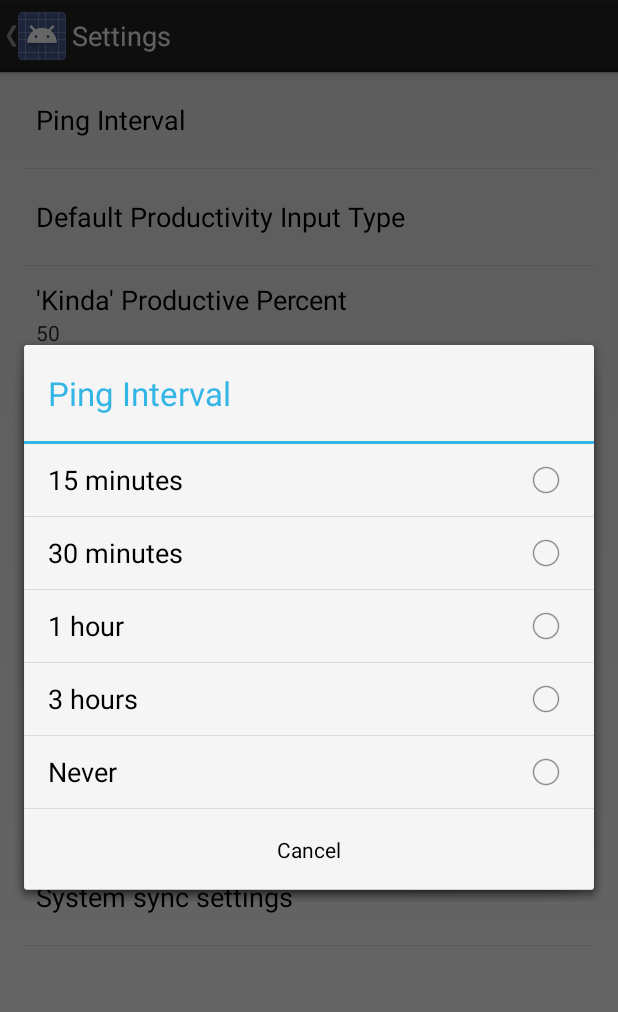
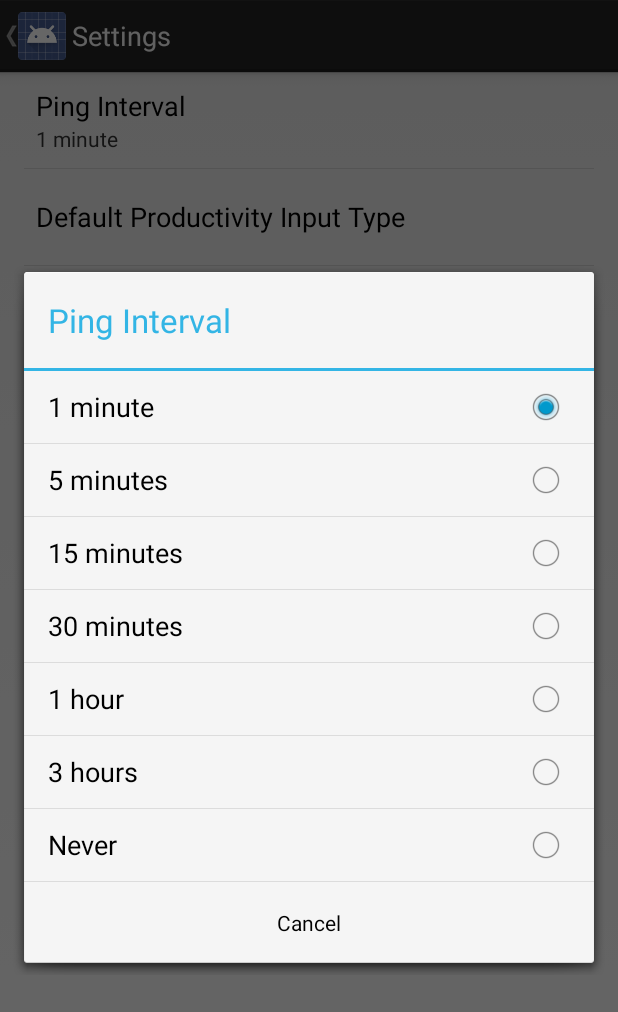
Before and after one commit to psybuzz/Where-Did-the-Time-Go, an Android app: the SettingsActivity screen opened directly, with no data from a screen before it, after a tap on "Ping Interval", on a phone screen of 412 x 824 dp. Shown: the top 1012 px of the screen. Run offline under Robolectric (Android 15) with nearby library versions, the phone set to English and light mode, and no system bars.

Commit message:
Wire up ping interval setting, fix clear data on new session bug

```diff
--- a/app/src/main/java/wdttg/wheredidthetimego/SliderActivity.java
+++ b/app/src/main/java/wdttg/wheredidthetimego/SliderActivity.java
@@ -7,6 +7,7 @@ import android.preference.PreferenceManager;
 import android.support.v4.app.Fragment;
 import android.support.v4.app.FragmentActivity;
 import android.support.v4.app.FragmentTransaction;
+import android.util.Log;
 import android.view.Menu;
 import android.view.MenuItem;
 import android.widget.CompoundButton;
@@ -67,6 +68,7 @@ public class SliderActivity extends FragmentActivity implements ButtonChooser.On
         // Get the default input type from preferences.
         SharedPreferences prefs = PreferenceManager.getDefaultSharedPreferences(this);
         String inputMode = prefs.getString("input_mode", "Button" /* default value */);
+
         mode = inputMode;
         if (inputMode == "Button"){
             // Add the button chooser to the fragment container.
--- a/app/src/main/java/wdttg/wheredidthetimego/sliderChooser.java
+++ b/app/src/main/java/wdttg/wheredidthetimego/sliderChooser.java
@@ -4,6 +4,7 @@ import android.app.Activity;
 import android.net.Uri;
 import android.os.Bundle;
 import android.support.v4.app.Fragment;
+import android.util.Log;
 import android.view.LayoutInflater;
 import android.view.View;
 import android.view.ViewGroup;
@@ -87,6 +88,7 @@ public class SliderChooser extends Fragment {
             @Override
             public void onStopTrackingTouch(SeekBar seekBar) {
                 mListener.onSliderFragmentInteraction(seekBar.getProgress());
+                Log.d("Saving slider progress", String.valueOf(seekBar.getProgress()));
             }
         });
     }
--- a/app/src/main/res/values/strings_activity_settings.xml
+++ b/app/src/main/res/values/strings_activity_settings.xml
@@ -26,6 +26,8 @@
 
     <string name="pref_title_ping_interval">Ping Interval</string>
     <string-array name="pref_interval_titles">
+        <item>1 minute</item>
+        <item>5 minutes</item>
         <item>15 minutes</item>
         <item>30 minutes</item>
         <item>1 hour</item>
@@ -33,6 +35,8 @@
         <item>Never</item>
     </string-array>
     <string-array name="pref_interval_list_values">
+        <item>1</item>
+        <item>5</item>
         <item>15</item>
         <item>30</item>
         <item>60</item>
--- a/app/src/main/res/xml/pref_general.xml
+++ b/app/src/main/res/xml/pref_general.xml
@@ -3,7 +3,7 @@
     <ListPreference
         android:key="interval_list"
         android:title="@string/pref_title_ping_interval"
-        android:defaultValue="30 minutes"
+        android:defaultValue="1"
         android:entries="@array/pref_interval_titles"
         android:entryValues="@array/pref_interval_list_values" />
 
```
Also changed, not shown: app/src/main/java/wdttg/wheredidthetimego/FirstTabFragment.java (+23 -3 lines), app/src/main/java/wdttg/wheredidthetimego/history/NotificationSettings.java (+8 -2 lines).
